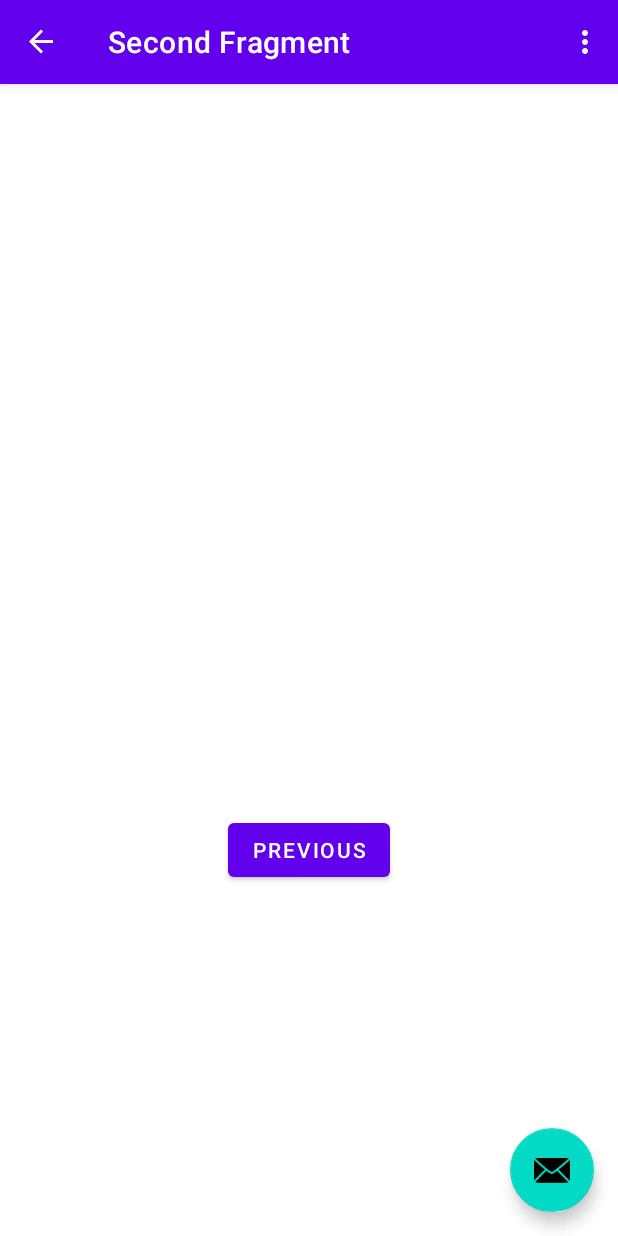
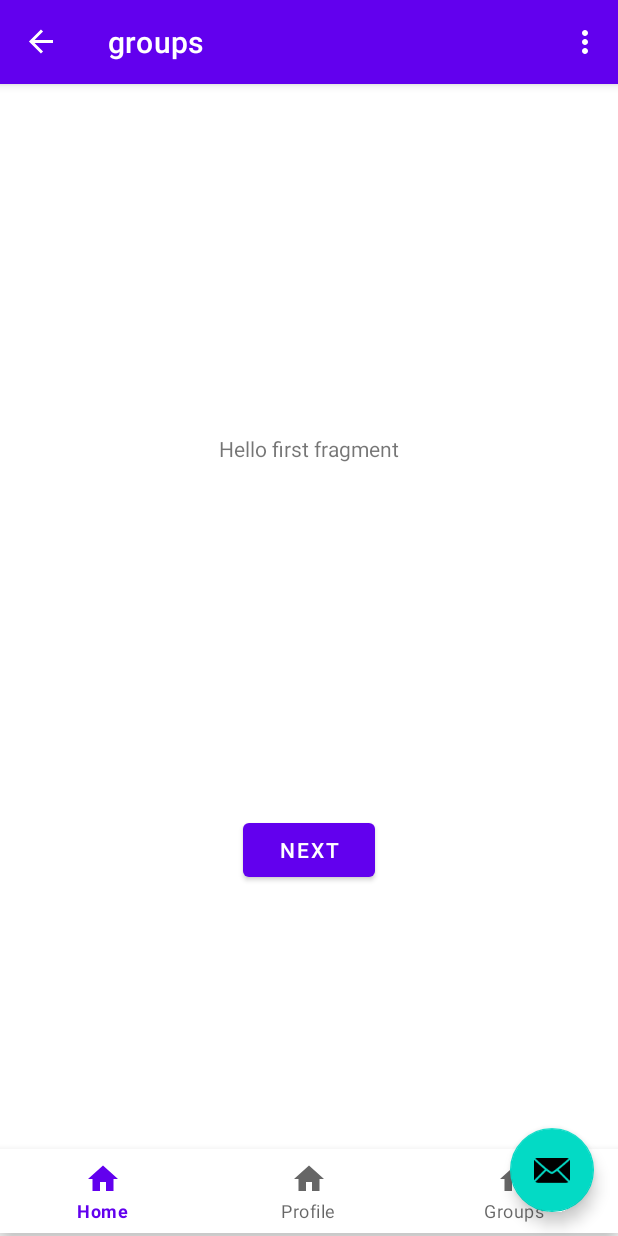
Before and after one commit to OlegGlo/taxi-Sharing-Application, an Android app: the screen it shows after launch (MainActivity), after a tap on "NEXT", on a phone screen of 412 x 824 dp. Run offline under Robolectric (Android 15) with nearby library versions, the phone set to English and light mode, and no system bars; our stand-ins replace navigation-ui.

Commit message:
preliminary Groups page

```diff
--- a/app/src/main/java/com/example/fareshare/FirstFragment.java
+++ b/app/src/main/java/com/example/fareshare/FirstFragment.java
@@ -33,7 +33,7 @@ public class FirstFragment extends Fragment {
             @Override
             public void onClick(View view) {
                 NavHostFragment.findNavController(FirstFragment.this)
-                        .navigate(R.id.action_FirstFragment_to_SecondFragment);
+                        .navigate(R.id.action_FirstFragment_to_Groups);
             }
         });
     }
--- /dev/null
+++ b/app/src/main/java/com/example/fareshare/Groups.java
@@ -0,0 +1,64 @@
+package com.example.fareshare;
+
+import android.app.Activity;
+import android.os.Bundle;
+import android.view.LayoutInflater;
+import android.view.View;
+import android.view.ViewGroup;
+
+import androidx.annotation.NonNull;
+import androidx.fragment.app.Fragment;
+import androidx.navigation.fragment.NavHostFragment;
+
+import com.example.fareshare.databinding.GroupsBinding;
+
+public class Groups extends Fragment {
+
+    private GroupsBinding binding;
+
+    @Override
+    public View onCreateView(
+            LayoutInflater inflater, ViewGroup container,
+            Bundle savedInstanceState
+    ) {
+
+        binding = GroupsBinding.inflate(inflater, container, false);
+        return binding.getRoot();
+
+    }
+
+    public void onViewCreated(@NonNull View view, Bundle savedInstanceState) {
+        super.onViewCreated(view, savedInstanceState);
+
+        view.findViewById(R.id.homeFragment).setOnClickListener(new View.OnClickListener() {
+            @Override
+            public void onClick(View view) {
+                NavHostFragment.findNavController(Groups.this)
+                        .navigate(R.id.action_Groups_to_FirstFragment);
+            }
+        });
+
+        view.findViewById(R.id.groupsFragment).setOnClickListener(new View.OnClickListener() {
+            @Override
+            public void onClick(View view) {
+                NavHostFragment.findNavController(Groups.this)
+                        .navigate(R.id.action_Groups_to_Groups);
+            }
+        });
+
+        view.findViewById(R.id.profileFragment).setOnClickListener(new View.OnClickListener() {
+            @Override
+            public void onClick(View view) {
+                NavHostFragment.findNavController(Groups.this)
+                        .navigate(R.id.action_Groups_to_FirstFragment);
+            }
+        });
+    }
+
+    @Override
+    public void onDestroyView() {
+        super.onDestroyView();
+        binding = null;
+    }
+
+}
--- /dev/null
+++ b/app/src/main/res/drawable/groups.xml
@@ -0,0 +1,9 @@
+<vector xmlns:android="http://schemas.android.com/apk/res/android"
+    android:width="24dp"
+    android:height="24dp"
+    android:viewportWidth="24.0"
+    android:viewportHeight="24.0">
+    <path
+        android:fillColor="#FF000000"
+        android:pathData="M10,20v-6h4v6h5v-8h3L12,3 2,12h3v8z" />
+</vector>
--- /dev/null
+++ b/app/src/main/res/drawable/home.xml
@@ -0,0 +1,9 @@
+<vector xmlns:android="http://schemas.android.com/apk/res/android"
+    android:width="24dp"
+    android:height="24dp"
+    android:viewportWidth="24.0"
+    android:viewportHeight="24.0">
+    <path
+        android:fillColor="#FF000000"
+        android:pathData="M10,20v-6h4v6h5v-8h3L12,3 2,12h3v8z" />
+</vector>
--- /dev/null
+++ b/app/src/main/res/drawable/profile.xml
@@ -0,0 +1,9 @@
+<vector xmlns:android="http://schemas.android.com/apk/res/android"
+    android:width="24dp"
+    android:height="24dp"
+    android:viewportWidth="24.0"
+    android:viewportHeight="24.0">
+    <path
+        android:fillColor="#FF000000"
+        android:pathData="M10,20v-6h4v6h5v-8h3L12,3 2,12h3v8z" />
+</vector>
--- /dev/null
+++ b/app/src/main/res/layout/groups.xml
@@ -0,0 +1,46 @@
+<?xml version="1.0" encoding="utf-8"?>
+<androidx.constraintlayout.widget.ConstraintLayout xmlns:android="http://schemas.android.com/apk/res/android"
+    xmlns:app="http://schemas.android.com/apk/res-auto"
+    xmlns:tools="http://schemas.android.com/tools"
+    android:layout_width="match_parent"
+    android:layout_height="match_parent"
+    tools:context=".Groups">
+
+    <TextView
+        android:id="@+id/textview_first"
+        android:layout_width="wrap_content"
+        android:layout_height="wrap_content"
+        android:text="@string/hello_first_fragment"
+        app:layout_constraintBottom_toTopOf="@id/button_first"
+        app:layout_constraintEnd_toEndOf="parent"
+        app:layout_constraintStart_toStartOf="parent"
+        app:layout_constraintTop_toTopOf="parent" />
+
+    <Button
+        android:id="@+id/button_first"
+        android:layout_width="wrap_content"
+        android:layout_height="wrap_content"
+        android:text="@string/next"
+        app:layout_constraintBottom_toBottomOf="parent"
+        app:layout_constraintEnd_toEndOf="parent"
+        app:layout_constraintStart_toStartOf="parent"
+        app:layout_constraintTop_toBottomOf="@id/textview_first" />
+
+    <com.google.android.material.bottomnavigation.BottomNavigationView
+        android:id="@+id/bottom_navigatin_view"
+        android:layout_width="0dp"
+        android:layout_height="wrap_content"
+        android:layout_marginStart="0dp"
+        android:layout_marginEnd="0dp"
+        android:background="?android:attr/windowBackground"
+        app:layout_constraintBottom_toBottomOf="parent"
+        app:layout_constraintLeft_toLeftOf="parent"
+        app:layout_constraintRight_toRightOf="parent"
+        app:layout_constraintTop_toBottomOf="@+id/button_first"
+        app:layout_constraintVertical_bias="0.99"
+        app:menu="@menu/bottom_nav" >
+
+    </com.google.android.material.bottomnavigation.BottomNavigationView>
+
+
+</androidx.constraintlayout.widget.ConstraintLayout>
--- /dev/null
+++ b/app/src/main/res/menu/bottom_nav.xml
@@ -0,0 +1,16 @@
+<?xml version="1.0" encoding="utf-8"?>
+<menu xmlns:app="http://schemas.android.com/apk/res-auto"
+    xmlns:android="http://schemas.android.com/apk/res/android">
+    <item
+        android:id="@+id/homeFragment"
+        android:title="Home"
+        android:icon="@drawable/home"/>
+    <item
+        android:id="@+id/profileFragment"
+        android:title="Profile"
+        android:icon="@drawable/profile"/>
+    <item
+        android:id="@+id/groupsFragment"
+        android:title="Groups"
+        android:icon="@drawable/groups"/>
+</menu>
--- a/app/src/main/res/navigation/nav_graph.xml
+++ b/app/src/main/res/navigation/nav_graph.xml
@@ -12,8 +12,8 @@
         tools:layout="@layout/fragment_first">
 
         <action
-            android:id="@+id/action_FirstFragment_to_SecondFragment"
-            app:destination="@id/SecondFragment" />
+            android:id="@+id/action_FirstFragment_to_Groups"
+            app:destination="@id/Groups" />
     </fragment>
     <fragment
         android:id="@+id/SecondFragment"
@@ -25,4 +25,18 @@
             android:id="@+id/action_SecondFragment_to_FirstFragment"
             app:destination="@id/FirstFragment" />
     </fragment>
+    <fragment
+        android:id="@+id/Groups"
+        android:name="com.example.fareshare.Groups"
+        android:label="@string/groups"
+        tools:layout="@layout/groups">
+
+        <action
+            android:id="@+id/action_Groups_to_FirstFragment"
+            app:destination="@id/FirstFragment" />
+
+        <action
+            android:id="@+id/action_Groups_to_Groups"
+            app:destination="@id/Groups" />
+    </fragment>
 </navigation>
--- a/app/src/main/res/values/strings.xml
+++ b/app/src/main/res/values/strings.xml
@@ -9,4 +9,8 @@
 
     <string name="hello_first_fragment">Hello first fragment</string>
     <string name="hello_second_fragment">Hello second fragment. Arg: %1$s</string>
+    <string name="button">Button</string>
+    <string name="home">home</string>
+    <string name="groups">groups</string>
+    <string name="account">account</string>
 </resources>
```
